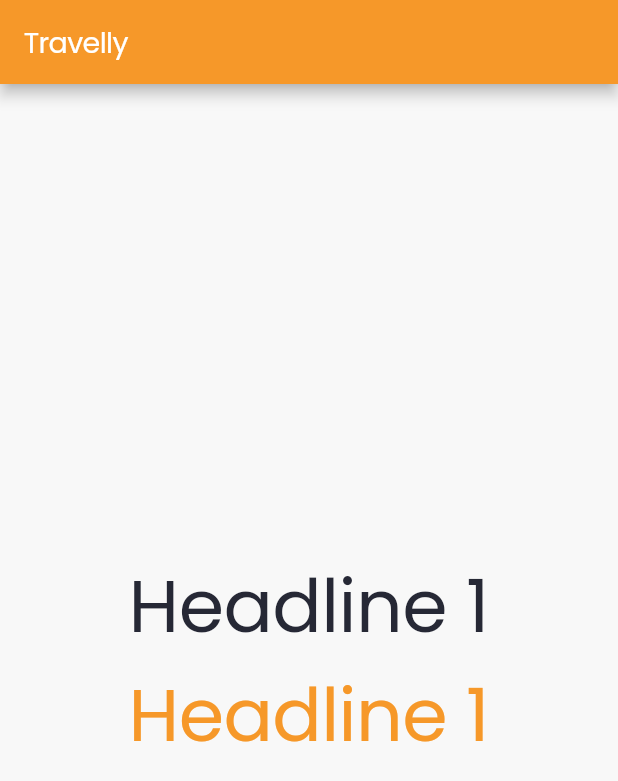
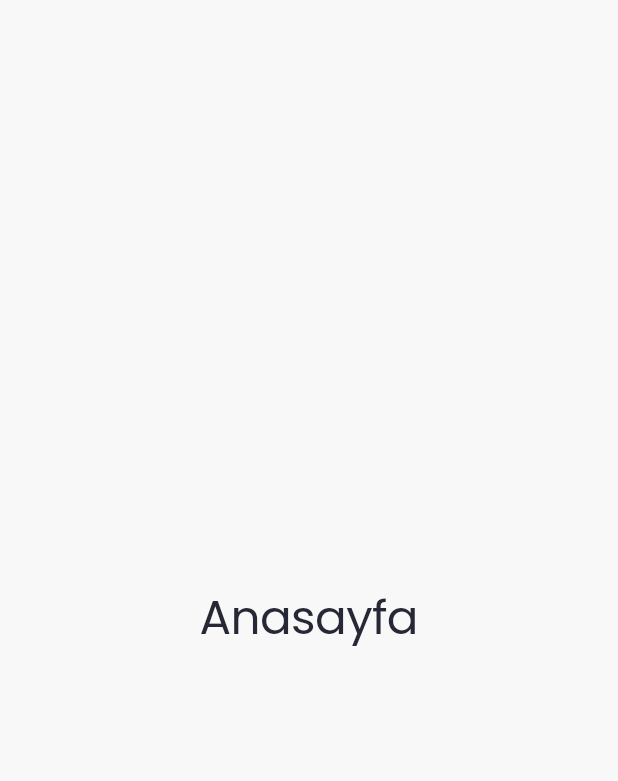
Before and after one commit to EnesKochan/f46, a Flutter app: the screen it shows after launch, on a phone screen of 412 x 824 dp. Shown: the top 781 px of the screen. Run offline on Flutter 3.47's test engine with Material 2 defaults, Android fonts, the phone set to English and light mode, and no system bars; our stand-ins replace firebase_core, google_fonts; accounts and stored records are empty.

Commit message:
main.dart düzenlendi

```diff
--- /dev/null
+++ b/lib/homepage.dart
@@ -0,0 +1,28 @@
+import 'package:f46/ui/costum_theme.dart';
+import 'package:flutter/material.dart';
+
+class MyHomePage extends StatefulWidget {
+  const MyHomePage({super.key, required this.title});
+
+
+  final String title;
+
+  @override
+  State<MyHomePage> createState() => _MyHomePageState();
+}
+
+class _MyHomePageState extends State<MyHomePage> {
+
+  @override
+  Widget build(BuildContext context) {
+    return Scaffold(
+      body:
+        Center(
+          child:
+          Text("Anasayfa",
+          style: context.h3)),
+    );
+  }
+
+
+}
--- a/lib/main.dart
+++ b/lib/main.dart
@@ -2,6 +2,7 @@ import 'package:f46/ui/costum_theme.dart';
 import 'package:flutter/material.dart';
 import 'package:firebase_core/firebase_core.dart';
 import 'firebase_options.dart';
+import 'homepage.dart';
 
 void main()  async {
   WidgetsFlutterBinding.ensureInitialized();
@@ -14,7 +15,6 @@ void main()  async {
 class MyApp extends StatelessWidget {
   const MyApp({super.key});
 
-  // This widget is the root of your application.
   @override
   Widget build(BuildContext context) {
     return MaterialApp(
@@ -24,50 +24,3 @@ class MyApp extends StatelessWidget {
     );
   }
 }
-
-class MyHomePage extends StatefulWidget {
-  const MyHomePage({super.key, required this.title});
-
-
-  final String title;
-
-  @override
-  State<MyHomePage> createState() => _MyHomePageState();
-}
-
-class _MyHomePageState extends State<MyHomePage> {
-
-  @override
-  Widget build(BuildContext context) {
-    // This method is rerun every time setState is called, for instance as done
-    return Scaffold(
-      appBar: AppBar(
-        title: Text("Travelly"),
-      ),
-      body: Center(
-        child: Column(
-          mainAxisAlignment: MainAxisAlignment.center,
-          children: <Widget>[
-
-
-            Text("Headline 1",
-              style: context.h1,),  // Default Renk
-
-            Text("Headline 1",
-              style: context.h1?.copyWith(
-                color: context.primary,
-                ),
-              ),                    // Primary Renk
-
-
-
-
-
-          ],
-        ),
-      ),
-    );
-  }
-
-
-}
```
